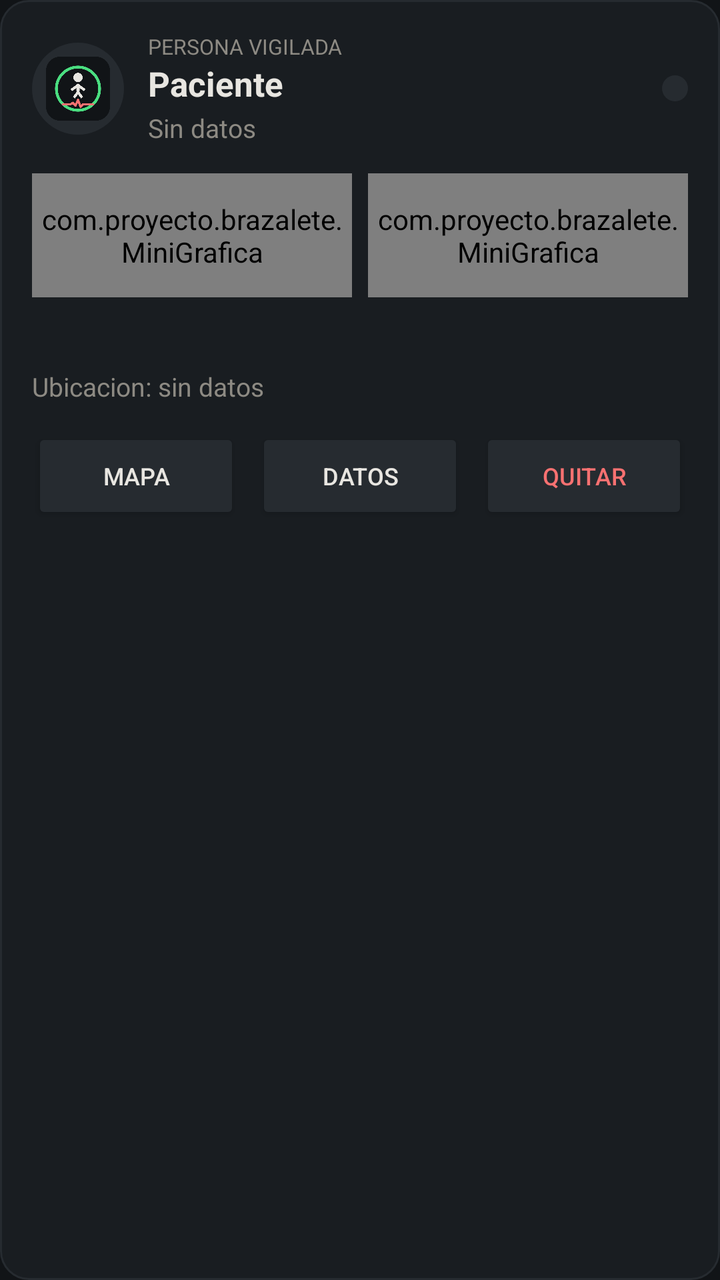
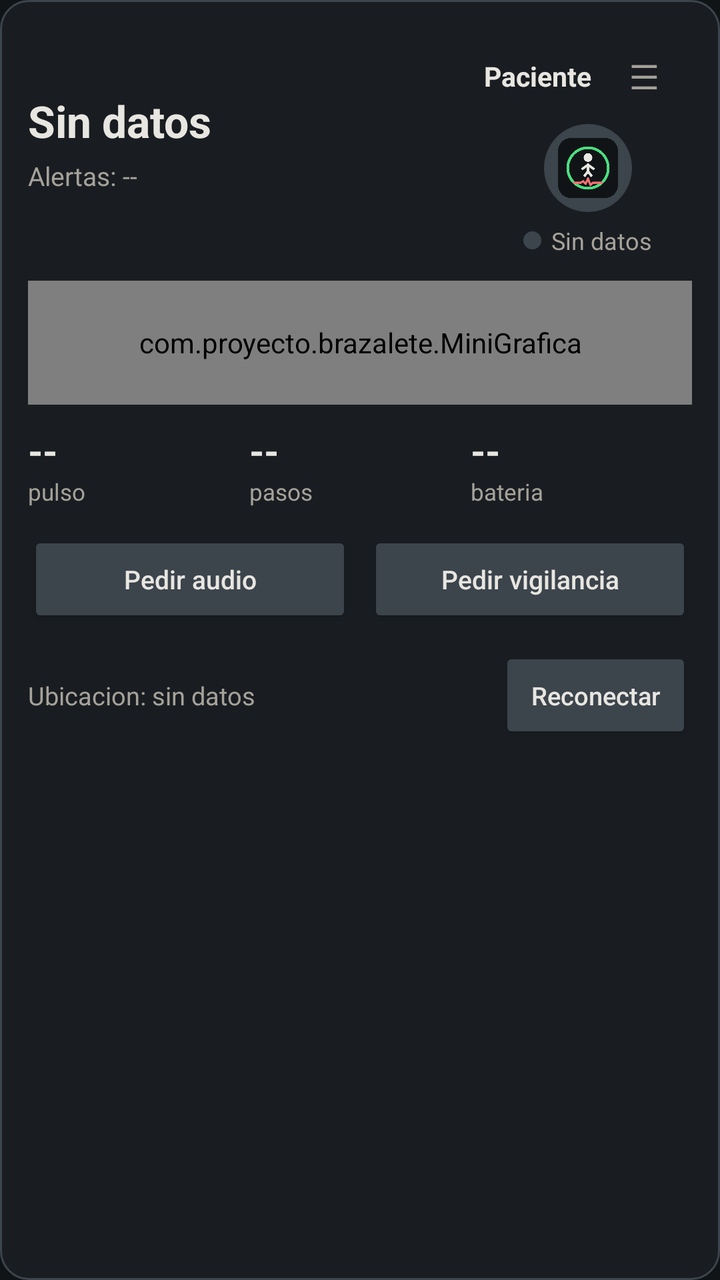

Compare the two renders of this Android layout. The source of the first and the diff that turns it into the second are given below.
<!-- AndroidManifest.xml: application theme Theme.Brazalete -->
<!-- res/layout/item_paciente.xml -->
<?xml version="1.0" encoding="utf-8"?>
<LinearLayout xmlns:android="http://schemas.android.com/apk/res/android"
    android:layout_width="match_parent"
    android:layout_height="wrap_content"
    android:layout_marginBottom="12dp"
    android:background="@drawable/tarjeta"
    android:orientation="vertical"
    android:padding="16dp">

    
    <LinearLayout
        android:layout_width="match_parent"
        android:layout_height="wrap_content"
        android:gravity="center_vertical"
        android:orientation="horizontal">

        <ImageView
            android:id="@+id/foto"
            android:layout_width="46dp"
            android:layout_height="46dp"
            android:background="@drawable/circulo"
            android:contentDescription="Foto"
            android:padding="7dp"
            android:src="@mipmap/ic_launcher" />

        <LinearLayout
            android:layout_width="0dp"
            android:layout_height="wrap_content"
            android:layout_marginStart="12dp"
            android:layout_weight="1"
            android:orientation="vertical">

            
            <TextView
                android:layout_width="wrap_content"
                android:layout_height="wrap_content"
                android:text="PERSONA VIGILADA"
                android:textColor="@color/apagado"
                android:textSize="10.5sp" />

            <TextView
                android:id="@+id/nombre"
                android:layout_width="wrap_content"
                android:layout_height="wrap_content"
                android:text="Paciente"
                android:textColor="@color/texto"
                android:textSize="17sp"
                android:textStyle="bold" />

            <TextView
                android:id="@+id/actividad"
                android:layout_width="match_parent"
                android:layout_height="wrap_content"
                android:layout_marginTop="2dp"
                android:text="Sin datos"
                android:textColor="@color/apagado"
                android:textSize="13sp" />
        </LinearLayout>

        <View
            android:id="@+id/luz"
            android:layout_width="13dp"
            android:layout_height="13dp"
            android:background="@drawable/circulo" />
    </LinearLayout>

    
    <LinearLayout
        android:layout_width="match_parent"
        android:layout_height="62dp"
        android:layout_marginTop="14dp"
        android:orientation="horizontal">

        <com.proyecto.brazalete.MiniGrafica
            android:id="@+id/ondaAcc"
            android:layout_width="0dp"
            android:layout_height="match_parent"
            android:layout_marginEnd="8dp"
            android:layout_weight="1" />

        <com.proyecto.brazalete.MiniGrafica
            android:id="@+id/ondaBat"
            android:layout_width="0dp"
            android:layout_height="match_parent"
            android:layout_weight="1" />
    </LinearLayout>

    
    <TextView
        android:id="@+id/numeros"
        android:layout_width="match_parent"
        android:layout_height="wrap_content"
        android:layout_marginTop="12dp"
        android:lineSpacingExtra="3dp"
        android:text=""
        android:textColor="@color/apagado"
        android:textSize="13sp" />

    
    <TextView
        android:id="@+id/ubicacion"
        android:layout_width="match_parent"
        android:layout_height="wrap_content"
        android:layout_marginTop="6dp"
        android:text="Ubicacion: sin datos"
        android:textColor="@color/apagado"
        android:textSize="13sp" />

    
    <LinearLayout
        android:layout_width="match_parent"
        android:layout_height="wrap_content"
        android:layout_marginTop="12dp"
        android:orientation="horizontal">

        <Button
            android:id="@+id/btnMapaPac"
            android:layout_width="0dp"
            android:layout_height="wrap_content"
            android:layout_marginEnd="4dp"
            android:layout_weight="1"
            android:backgroundTint="@color/borde"
            android:text="Mapa"
            android:textColor="@color/texto"
            android:textSize="12sp" />

        <Button
            android:id="@+id/btnDatosPac"
            android:layout_width="0dp"
            android:layout_height="wrap_content"
            android:layout_marginStart="4dp"
            android:layout_marginEnd="4dp"
            android:layout_weight="1"
            android:backgroundTint="@color/borde"
            android:text="Datos"
            android:textColor="@color/texto"
            android:textSize="12sp" />

        <Button
            android:id="@+id/btnQuitarPac"
            android:layout_width="0dp"
            android:layout_height="wrap_content"
            android:layout_marginStart="4dp"
            android:layout_weight="1"
            android:backgroundTint="@color/borde"
            android:text="Quitar"
            android:textColor="@color/rojo"
            android:textSize="12sp" />
    </LinearLayout>
</LinearLayout>
<!-- resources referenced by this layout -->
<resources>
  <color name="apagado">#8D8A83</color>
  <color name="borde">#262B30</color>
  <color name="rojo">#F87171</color>
  <color name="texto">#E8E6E1</color>
  <!-- drawable circulo (drawable) -->
  <?xml version="1.0" encoding="utf-8"?>
  <shape xmlns:android="http://schemas.android.com/apk/res/android"
      android:shape="oval">
      <solid android:color="@color/borde" />
  </shape>
  <!-- drawable tarjeta (drawable) -->
  <?xml version="1.0" encoding="utf-8"?>
  <shape xmlns:android="http://schemas.android.com/apk/res/android"
      android:shape="rectangle">
      <solid android:color="@color/tarjeta" />
      <corners android:radius="14dp" />
      <stroke
          android:width="1dp"
          android:color="@color/borde" />
  </shape>
  <!-- mipmap ic_launcher: png bitmap (mipmap-hdpi, 17066 bytes) -->
  <style name="Theme.Brazalete" parent="Theme.MaterialComponents.NoActionBar">
          <item name="android:statusBarColor">@color/fondo</item>
          <item name="android:navigationBarColor">@color/fondo</item>
          <item name="android:windowBackground">@color/fondo</item>
          <item name="colorPrimary">@color/texto</item>
          <item name="colorAccent">@color/azul</item>
          <item name="android:textColor">@color/texto</item>
          <item name="android:windowLightStatusBar" tools:targetApi="m">false</item>
      </style>
  <color name="tarjeta">#191D21</color>
  <color name="fondo">#111417</color>
  <color name="azul">#60A5FA</color>
</resources>

<!-- the commit's change to res/layout/item_paciente.xml (unified diff, before → after) -->
@@ -5,146 +5,265 @@
     android:layout_marginBottom="12dp"
     android:background="@drawable/tarjeta"
     android:orientation="vertical"
-    android:padding="16dp">
+    android:padding="14dp">
+
+    <LinearLayout
+        android:layout_width="match_parent"
+        android:layout_height="wrap_content"
+        android:orientation="horizontal">
+
+        
+        <LinearLayout
+            android:layout_width="0dp"
+            android:layout_height="wrap_content"
+            android:layout_gravity="center_vertical"
+            android:layout_weight="1"
+            android:orientation="vertical">
+
+            <TextView
+                android:id="@+id/actividad"
+                android:layout_width="match_parent"
+                android:layout_height="wrap_content"
+                android:text="Sin datos"
+                android:textColor="@color/texto"
+                android:textSize="22sp"
+                android:textStyle="bold" />
+
+            <TextView
+                android:id="@+id/txtAlertas"
+                android:layout_width="match_parent"
+                android:layout_height="wrap_content"
+                android:layout_marginTop="4dp"
+                android:text="Alertas: --"
+                android:textColor="@color/apagado"
+                android:textSize="13sp" />
+        </LinearLayout>
+
+        <LinearLayout
+            android:layout_width="104dp"
+            android:layout_height="wrap_content"
+            android:layout_marginStart="10dp"
+            android:gravity="center_horizontal"
+            android:orientation="vertical">
+
+            <LinearLayout
+                android:layout_width="match_parent"
+                android:layout_height="wrap_content"
+                android:gravity="center_vertical"
+                android:orientation="horizontal">
+
+                <TextView
+                    android:id="@+id/nombre"
+                    android:layout_width="0dp"
+                    android:layout_height="wrap_content"
+                    android:layout_weight="1"
+                    android:ellipsize="end"
+                    android:maxLines="1"
+                    android:text="Paciente"
+                    android:textColor="@color/texto"
+                    android:textSize="13.5sp"
+                    android:textStyle="bold" />
+
+                
+                <TextView
+                    android:id="@+id/menuPac"
+                    android:layout_width="48dp"
+                    android:layout_height="48dp"
+                    android:contentDescription="Opciones de esta persona"
+                    android:gravity="center"
+                    android:text="☰"
+                    android:textColor="@color/apagado"
+                    android:textSize="17sp" />
+            </LinearLayout>
+
+            <ImageView
+                android:id="@+id/foto"
+                android:layout_width="44dp"
+                android:layout_height="44dp"
+                android:background="@drawable/circulo"
+                android:contentDescription="Foto"
+                android:padding="7dp"
+                android:src="@mipmap/ic_launcher" />
+
+            
+            <LinearLayout
+                android:layout_width="wrap_content"
+                android:layout_height="wrap_content"
+                android:layout_marginTop="6dp"
+                android:gravity="center_vertical"
+                android:orientation="horizontal">
+
+                <View
+                    android:id="@+id/luz"
+                    android:layout_width="9dp"
+                    android:layout_height="9dp"
+                    android:layout_marginEnd="5dp"
+                    android:background="@drawable/circulo" />
+
+                <TextView
+                    android:id="@+id/txtConectado"
+                    android:layout_width="wrap_content"
+                    android:layout_height="wrap_content"
+                    android:text="Sin datos"
+                    android:textColor="@color/apagado"
+                    android:textSize="12sp" />
+            </LinearLayout>
+        </LinearLayout>
+    </LinearLayout>
 
     
-    <LinearLayout
-        android:layout_width="match_parent"
-        android:layout_height="wrap_content"
+    <com.proyecto.brazalete.MiniGrafica
+        android:id="@+id/ondaAcc"
+        android:layout_width="match_parent"
+        android:layout_height="62dp"
+        android:layout_marginTop="12dp" />
+
+    
+    <LinearLayout
+        android:layout_width="match_parent"
+        android:layout_height="wrap_content"
+        android:layout_marginTop="10dp"
+        android:orientation="horizontal">
+
+        <LinearLayout
+            android:layout_width="0dp"
+            android:layout_height="wrap_content"
+            android:layout_weight="1"
+            android:orientation="vertical">
+
+            <TextView
+                android:id="@+id/cifraPulso"
+                android:layout_width="match_parent"
+                android:layout_height="wrap_content"
+                android:text="--"
+                android:textColor="@color/texto"
+                android:textSize="19sp"
+                android:textStyle="bold" />
+
+            <TextView
+                android:layout_width="match_parent"
+                android:layout_height="wrap_content"
+                android:text="pulso"
+                android:textColor="@color/apagado"
+                android:textSize="11.5sp" />
+        </LinearLayout>
+
+        <LinearLayout
+            android:layout_width="0dp"
+            android:layout_height="wrap_content"
+            android:layout_weight="1"
+            android:orientation="vertical">
+
+            <TextView
+                android:id="@+id/cifraPasos"
+                android:layout_width="match_parent"
+                android:layout_height="wrap_content"
+                android:text="--"
+                android:textColor="@color/texto"
+                android:textSize="19sp"
+                android:textStyle="bold" />
+
+            <TextView
+                android:layout_width="match_parent"
+                android:layout_height="wrap_content"
+                android:text="pasos"
+                android:textColor="@color/apagado"
+                android:textSize="11.5sp" />
+        </LinearLayout>
+
+        <LinearLayout
+            android:layout_width="0dp"
+            android:layout_height="wrap_content"
+            android:layout_weight="1"
+            android:orientation="vertical">
+
+            <TextView
+                android:id="@+id/cifraBateria"
+                android:layout_width="match_parent"
+                android:layout_height="wrap_content"
+                android:text="--"
+                android:textColor="@color/texto"
+                android:textSize="19sp"
+                android:textStyle="bold" />
+
+            <TextView
+                android:layout_width="match_parent"
+                android:layout_height="wrap_content"
+                android:text="bateria"
+                android:textColor="@color/apagado"
+                android:textSize="11.5sp" />
+        </LinearLayout>
+    </LinearLayout>
+
+    <LinearLayout
+        android:layout_width="match_parent"
+        android:layout_height="wrap_content"
+        android:layout_marginTop="12dp"
+        android:orientation="horizontal">
+
+        <Button
+            android:id="@+id/btnMicPac"
+            android:layout_width="0dp"
+            android:layout_height="48dp"
+            android:layout_marginEnd="4dp"
+            android:layout_weight="1"
+            android:backgroundTint="@color/borde"
+            android:text="Pedir audio"
+            android:textAllCaps="false"
+            android:textColor="@color/texto"
+            android:textSize="13sp" />
+
+        <Button
+            android:id="@+id/btnVigilarPac"
+            android:layout_width="0dp"
+            android:layout_height="48dp"
+            android:layout_marginStart="4dp"
+            android:layout_weight="1"
+            android:backgroundTint="@color/borde"
+            android:text="Pedir vigilancia"
+            android:textAllCaps="false"
+            android:textColor="@color/texto"
+            android:textSize="13sp" />
+    </LinearLayout>
+
+    <LinearLayout
+        android:layout_width="match_parent"
+        android:layout_height="wrap_content"
+        android:layout_marginTop="10dp"
         android:gravity="center_vertical"
         android:orientation="horizontal">
 
-        <ImageView
-            android:id="@+id/foto"
-            android:layout_width="46dp"
-            android:layout_height="46dp"
-            android:background="@drawable/circulo"
-            android:contentDescription="Foto"
-            android:padding="7dp"
-            android:src="@mipmap/ic_launcher" />
-
-        <LinearLayout
-            android:layout_width="0dp"
-            android:layout_height="wrap_content"
-            android:layout_marginStart="12dp"
-            android:layout_weight="1"
-            android:orientation="vertical">
-
-            
-            <TextView
-                android:layout_width="wrap_content"
-                android:layout_height="wrap_content"
-                android:text="PERSONA VIGILADA"
-                android:textColor="@color/apagado"
-                android:textSize="10.5sp" />
-
-            <TextView
-                android:id="@+id/nombre"
-                android:layout_width="wrap_content"
-                android:layout_height="wrap_content"
-                android:text="Paciente"
-                android:textColor="@color/texto"
-                android:textSize="17sp"
-                android:textStyle="bold" />
-
-            <TextView
-                android:id="@+id/actividad"
-                android:layout_width="match_parent"
-                android:layout_height="wrap_content"
-                android:layout_marginTop="2dp"
-                android:text="Sin datos"
-                android:textColor="@color/apagado"
-                android:textSize="13sp" />
-        </LinearLayout>
-
-        <View
-            android:id="@+id/luz"
-            android:layout_width="13dp"
-            android:layout_height="13dp"
-            android:background="@drawable/circulo" />
-    </LinearLayout>
-
-    
-    <LinearLayout
-        android:layout_width="match_parent"
-        android:layout_height="62dp"
-        android:layout_marginTop="14dp"
-        android:orientation="horizontal">
-
-        <com.proyecto.brazalete.MiniGrafica
-            android:id="@+id/ondaAcc"
-            android:layout_width="0dp"
-            android:layout_height="match_parent"
-            android:layout_marginEnd="8dp"
-            android:layout_weight="1" />
-
-        <com.proyecto.brazalete.MiniGrafica
-            android:id="@+id/ondaBat"
-            android:layout_width="0dp"
-            android:layout_height="match_parent"
-            android:layout_weight="1" />
-    </LinearLayout>
-
-    
+        <TextView
+            android:id="@+id/ubicacion"
+            android:layout_width="0dp"
+            android:layout_height="wrap_content"
+            android:layout_weight="1"
+            android:text="Ubicacion: sin datos"
+            android:textColor="@color/apagado"
+            android:textSize="12.5sp" />
+
+        <Button
+            android:id="@+id/btnReconectarPac"
+            android:layout_width="wrap_content"
+            android:layout_height="48dp"
+            android:layout_marginStart="8dp"
+            android:backgroundTint="@color/borde"
+            android:minWidth="0dp"
+            android:paddingStart="16dp"
+            android:paddingEnd="16dp"
+            android:text="Reconectar"
+            android:textAllCaps="false"
+            android:textColor="@color/texto"
+            android:textSize="12.5sp" />
+    </LinearLayout>
+
     <TextView
         android:id="@+id/numeros"
         android:layout_width="match_parent"
         android:layout_height="wrap_content"
-        android:layout_marginTop="12dp"
-        android:lineSpacingExtra="3dp"
+        android:layout_marginTop="8dp"
+        android:lineSpacingExtra="2dp"
         android:text=""
         android:textColor="@color/apagado"
-        android:textSize="13sp" />
-
-    
-    <TextView
-        android:id="@+id/ubicacion"
-        android:layout_width="match_parent"
-        android:layout_height="wrap_content"
-        android:layout_marginTop="6dp"
-        android:text="Ubicacion: sin datos"
-        android:textColor="@color/apagado"
-        android:textSize="13sp" />
-
-    
-    <LinearLayout
-        android:layout_width="match_parent"
-        android:layout_height="wrap_content"
-        android:layout_marginTop="12dp"
-        android:orientation="horizontal">
-
-        <Button
-            android:id="@+id/btnMapaPac"
-            android:layout_width="0dp"
-            android:layout_height="wrap_content"
-            android:layout_marginEnd="4dp"
-            android:layout_weight="1"
-            android:backgroundTint="@color/borde"
-            android:text="Mapa"
-            android:textColor="@color/texto"
-            android:textSize="12sp" />
-
-        <Button
-            android:id="@+id/btnDatosPac"
-            android:layout_width="0dp"
-            android:layout_height="wrap_content"
-            android:layout_marginStart="4dp"
-            android:layout_marginEnd="4dp"
-            android:layout_weight="1"
-            android:backgroundTint="@color/borde"
-            android:text="Datos"
-            android:textColor="@color/texto"
-            android:textSize="12sp" />
-
-        <Button
-            android:id="@+id/btnQuitarPac"
-            android:layout_width="0dp"
-            android:layout_height="wrap_content"
-            android:layout_marginStart="4dp"
-            android:layout_weight="1"
-            android:backgroundTint="@color/borde"
-            android:text="Quitar"
-            android:textColor="@color/rojo"
-            android:textSize="12sp" />
-    </LinearLayout>
+        android:textSize="12sp" />
 </LinearLayout>
<!-- resource entries referenced after the edit -->
@@ -1,8 +1,7 @@
 <!-- resources referenced by this layout -->
 <resources>
-  <color name="apagado">#8D8A83</color>
-  <color name="borde">#262B30</color>
-  <color name="rojo">#F87171</color>
+  <color name="apagado">#A5A29A</color>
+  <color name="borde">#3C444C</color>
   <color name="texto">#E8E6E1</color>
   <!-- drawable circulo (drawable) -->
   <?xml version="1.0" encoding="utf-8"?>
